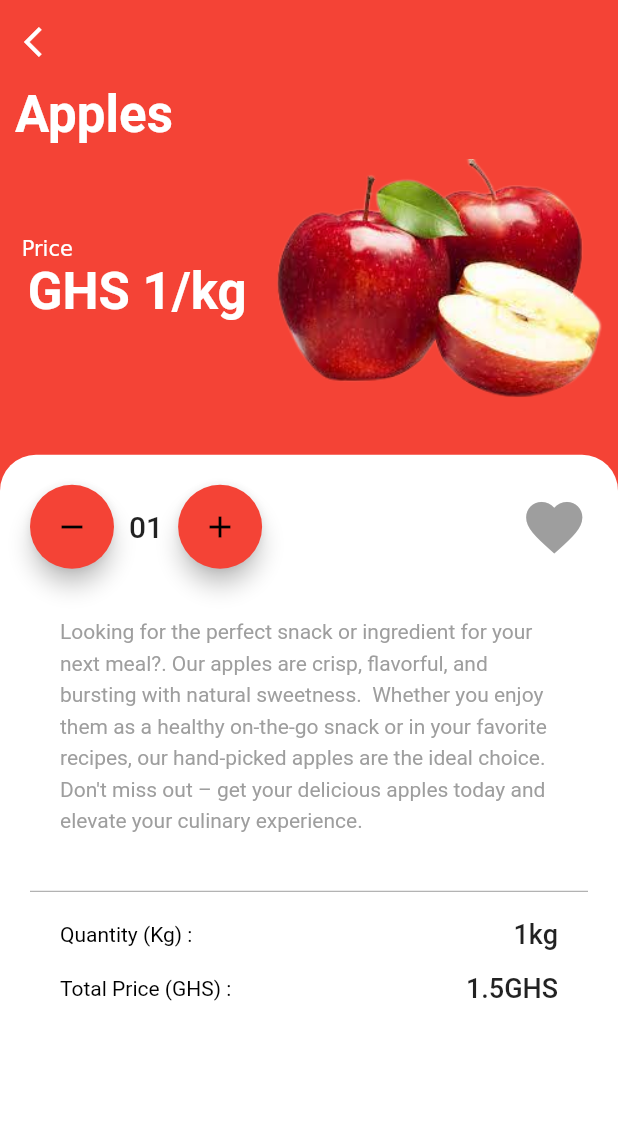
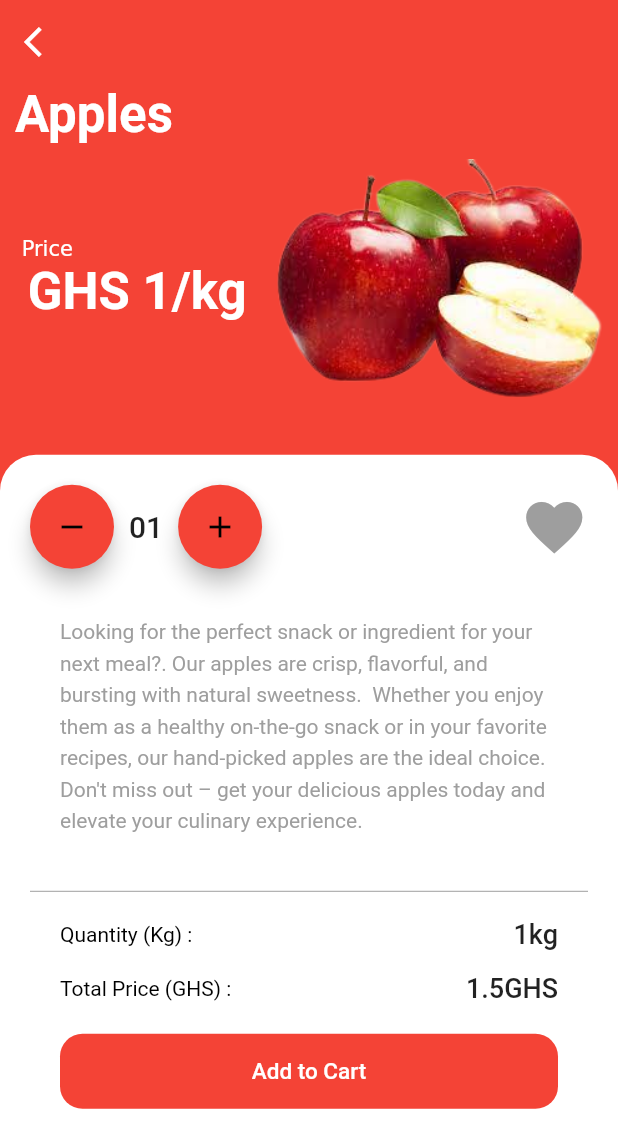
Before and after one commit to JojoDom/E-commerce-App, a Flutter app: the Details screen opened directly with sample values from the repository, on a phone screen of 412 x 824 dp. Shown: the top 1148 px of the screen. Run offline on Flutter 3.47's test engine with Material 2 defaults, Android fonts, the phone set to English and light mode, and no system bars; our stand-ins replace cached_network_image, carousel_slider, firebase_core, firebase_messaging, flutter_local_notifications, get and 2 more; accounts and stored records are empty.

Commit message:
redesigned cart page

```diff
--- a/groceries/lib/screens/details/add_to_cart.dart
+++ b/groceries/lib/screens/details/add_to_cart.dart
@@ -2,12 +2,18 @@ import 'package:flutter/material.dart';
 import 'package:get/get.dart';
 
 import '../../global_variables/global_variables.dart';
+import '../../models/food_model.dart';
 
-class AddToCart extends StatelessWidget {
-  const AddToCart({Key? key}) : super(key: key);
+class AddToCart extends StatefulWidget {
+  const AddToCart({Key? key, required this.foodsData}) : super(key: key);
 
+  final FoodsData foodsData;
 
+  @override
+  State<AddToCart> createState() => _AddToCartState();
+}
 
+class _AddToCartState extends State<AddToCart> {
   @override
   Widget build(BuildContext context) {
     return Padding(
@@ -55,6 +61,40 @@ class AddToCart extends StatelessWidget {
               )
             ],
           ),
+          const SizedBox(height: 20),
+          GestureDetector(
+            onTap: () {
+              if (widget.foodsData.favAndCart[1]) {
+                        setState(() {
+                         widget.foodsData.favAndCart[1] = false;
+                        });
+                        cartController.cart.removeWhere((element) =>
+                            element.title == widget.foodsData.title);
+                        cartController.update();
+                      } else{
+                        setState(() {
+                        widget.foodsData.favAndCart[1] = true;
+                      });
+                      cartController.cart.add(widget.foodsData);
+                      cartController.update();
+                      }
+            },
+            child: Container(
+              height: 50,
+              width: double.infinity,
+              decoration: BoxDecoration(
+                  borderRadius: BorderRadius.circular(15), color:  widget.foodsData.color),
+              child: Center(
+                  child: Text(
+                    widget.foodsData.favAndCart[1]?
+                'Remove from Cart' : 'Add to Cart',
+                style: Theme.of(context).textTheme.bodyMedium!.copyWith(
+                    color: Colors.white,
+                    fontSize: 15,
+                    fontWeight: FontWeight.w500),
+              )),
+            ),
+          )
         ],
       ),
     );
--- a/groceries/lib/screens/details/details.dart
+++ b/groceries/lib/screens/details/details.dart
@@ -74,7 +74,7 @@ class _DetailsState extends State<Details> {
                     const Divider(
                       color: Colors.grey,
                     ),
-                    const AddToCart()
+                    AddToCart(foodsData: widget.foodsData,)
                   ],
                 ),
               ),
```
Also changed, not shown: groceries/lib/screens/cart/cart.dart (+25 -15 lines).
